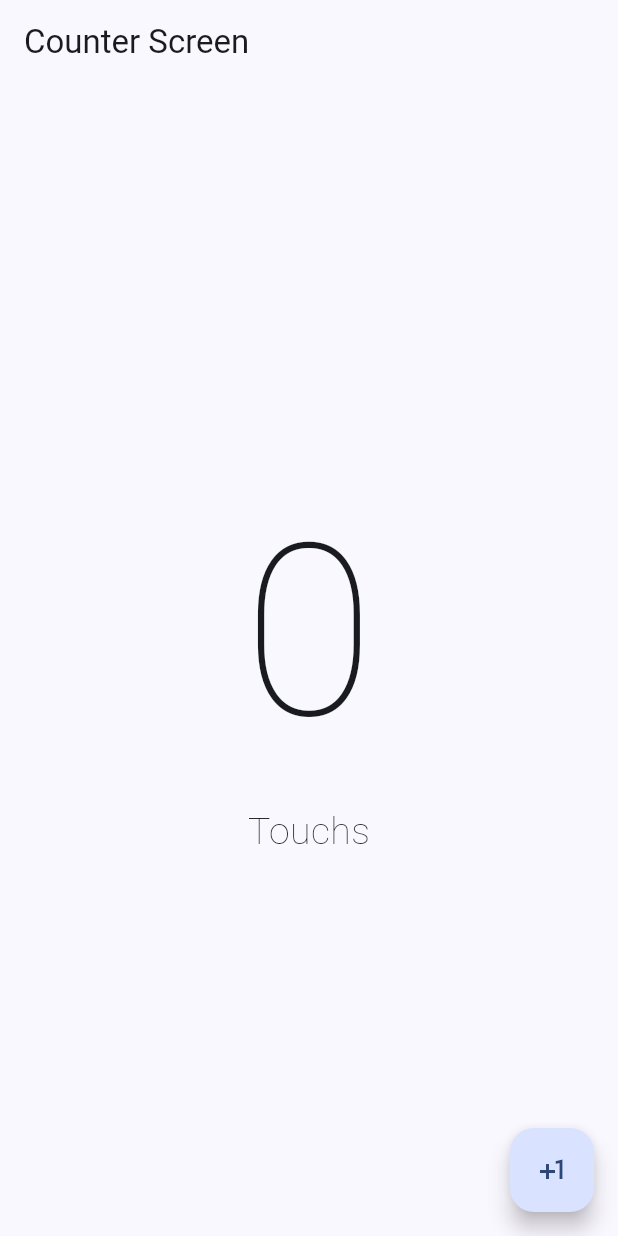
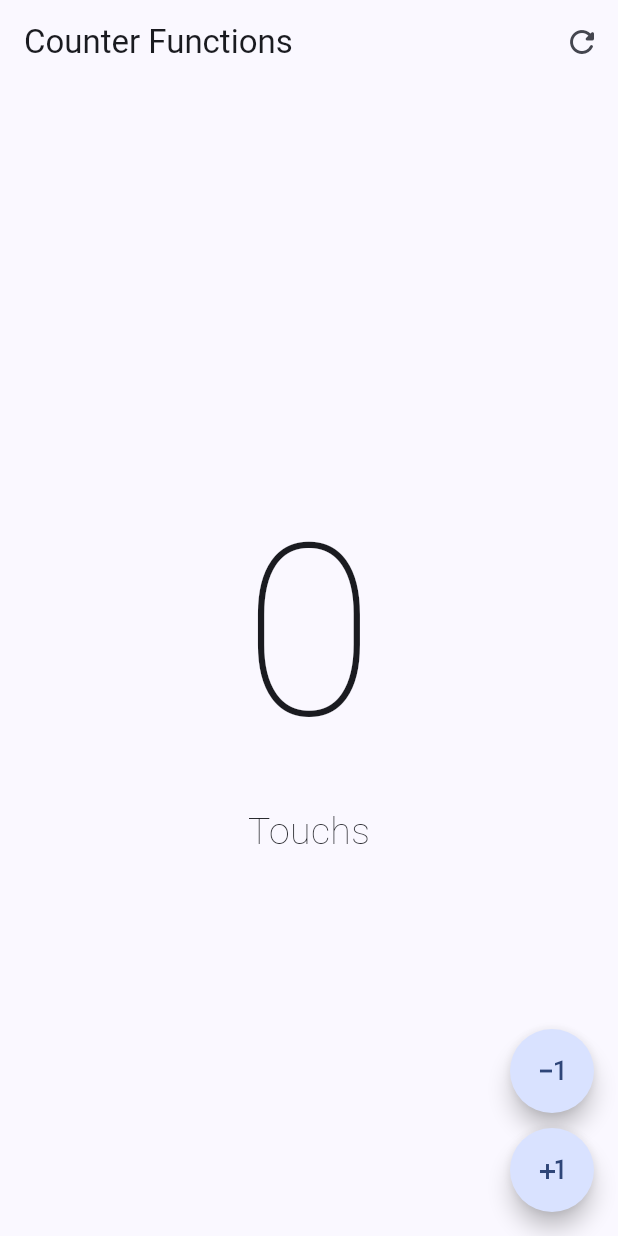
Before and after one commit to DarioSuarezL/flutter_application_1, a Flutter app: the screen it shows after launch, on a phone screen of 412 x 824 dp. Run offline on Flutter 3.47's test engine with Material 2 defaults, Android fonts, the phone set to English and light mode, and no system bars.

Commit message:
final commit

```diff
--- a/lib/main.dart
+++ b/lib/main.dart
@@ -1,5 +1,6 @@
 import 'package:flutter/material.dart';
-import 'package:flutter_application_1/src/screens/counter/counter_screen.dart';
+import 'package:contador_app/src/screens/counter/counter_functions_screen.dart';
+// import 'package:flutter_application_1/src/screens/counter/counter_screen.dart';
 
 void main() {
   runApp(const MyApp());
@@ -18,7 +19,7 @@ class MyApp extends StatelessWidget {
         colorSchemeSeed: Colors.blue[900],
       ),
 
-      home: const CounterScreen()
+      home: const CounterFunctionsScreen()
 
     );
   }
--- /dev/null
+++ b/lib/src/screens/counter/counter_functions_screen.dart
@@ -0,0 +1,87 @@
+import 'package:flutter/material.dart';
+
+class CounterFunctionsScreen extends StatefulWidget {
+
+  const CounterFunctionsScreen({super.key});
+
+  @override
+  State<CounterFunctionsScreen> createState() => _CounterFunctionsScreenState();
+}
+
+class _CounterFunctionsScreenState extends State<CounterFunctionsScreen> {
+
+  int touchCounter = 0;
+
+  @override
+  Widget build(BuildContext context) {
+    return Scaffold(
+      appBar: AppBar(
+        title: const Text('Counter Functions'),
+        actions: [
+          IconButton(
+            icon: const Icon(Icons.refresh_rounded),
+            onPressed: () {
+              setState(() {
+                touchCounter = 0;
+              });
+            },
+          ),
+        ],
+      ),
+      body: Center(
+        child: Column(
+          mainAxisAlignment: MainAxisAlignment.center,
+          children: [
+            Text('$touchCounter', style: const TextStyle(fontSize: 160, fontWeight: FontWeight.w100) ,),
+            Text('Touch${ touchCounter == 1 ? '':'s' }', style: const TextStyle(fontSize: 25, fontWeight: FontWeight.w100),),
+          ]
+        ),
+      ),
+      floatingActionButton: Column(
+        mainAxisAlignment: MainAxisAlignment.end,
+        children: [
+          CustomButton(
+            icon: Icons.exposure_minus_1,
+            onPressed: () {
+              if (touchCounter == 0) return;
+              touchCounter--;
+              setState(() {
+              });
+            },
+          ),
+
+          const SizedBox(height: 10),
+
+          CustomButton(
+            icon: Icons.plus_one,
+            onPressed: (){
+              touchCounter++;
+              setState(() {
+              });
+            }),
+        ],
+      )
+    );
+  }
+}
+
+class CustomButton extends StatelessWidget {
+
+  final IconData icon;
+  final VoidCallback? onPressed;
+
+  const CustomButton({
+    super.key,
+    required this.icon,
+    this.onPressed,
+  });
+
+  @override
+  Widget build(BuildContext context) {
+    return FloatingActionButton(
+      shape: const CircleBorder(),
+      onPressed: onPressed,
+      child: Icon(icon),
+    );
+  }
+}
--- a/pubspec.yaml
+++ b/pubspec.yaml
@@ -1,4 +1,4 @@
-name: flutter_application_1
+name: contador_app
 description: A new Flutter project.
 # The following line prevents the package from being accidentally published to
 # pub.dev using `flutter pub publish`. This is preferred for private packages.
```
Also changed, not shown: 1 other file.
